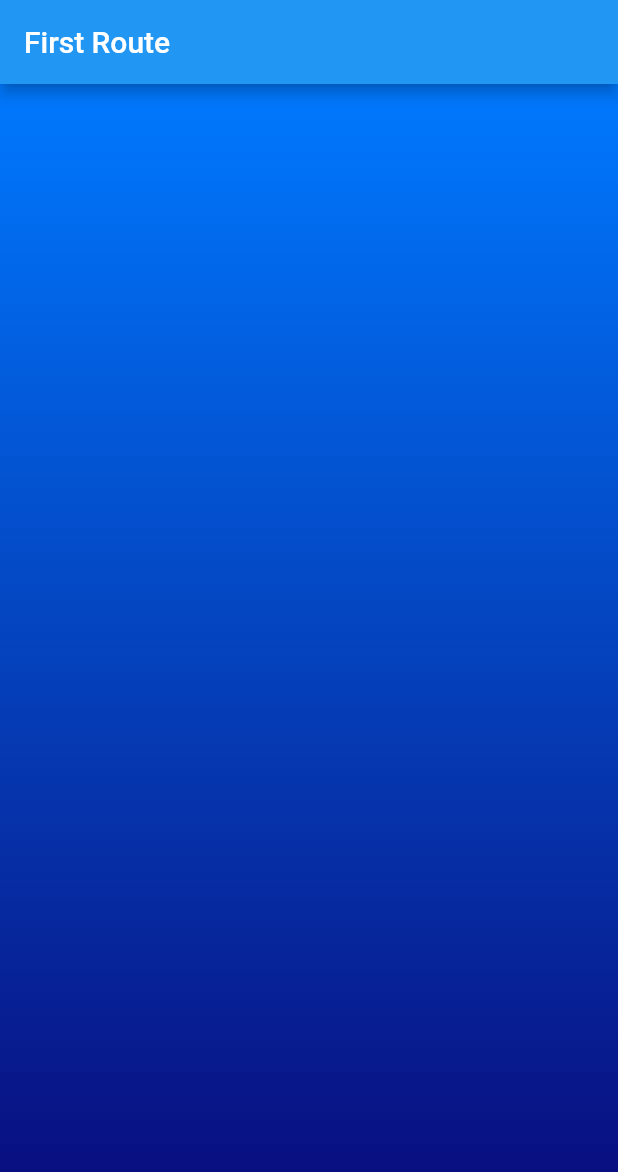
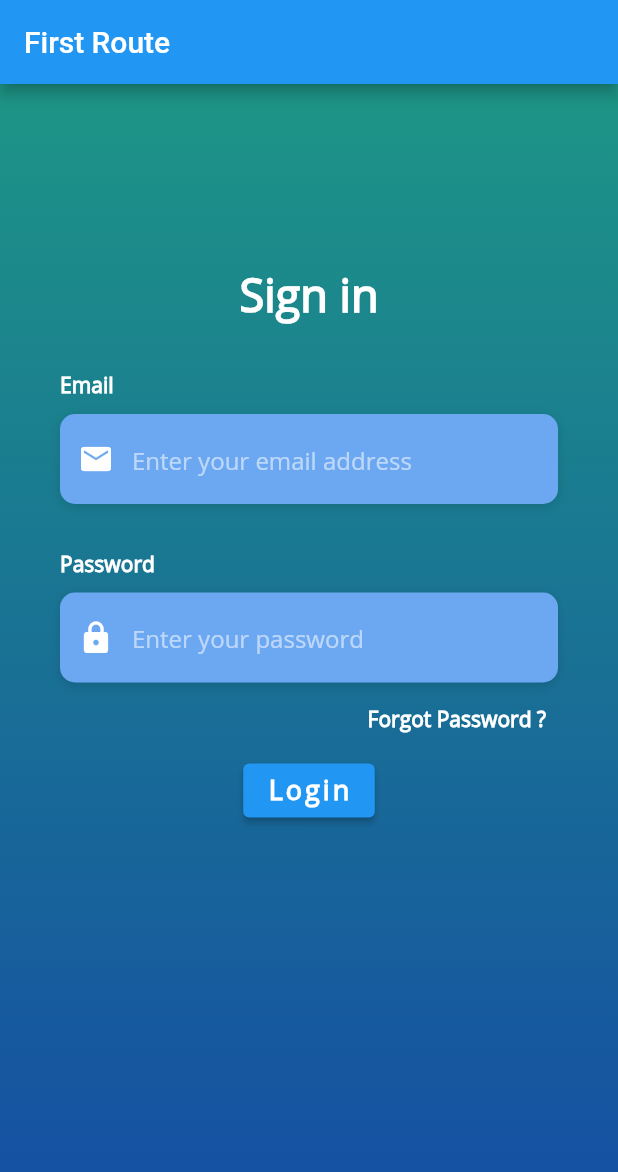
Before and after one commit to Pierre-ZACHARY/projet_flutter, a Flutter app: the screen it shows after launch, on a phone screen of 412 x 824 dp. Shown: the top 1172 px of the screen. Run offline on Flutter 3.47's test engine with Material 2 defaults, Android fonts, the phone set to English and light mode, and no system bars; our stand-ins replace cloud_firestore, firebase_auth, firebase_core, flutter_riverpod; accounts and stored records are empty.

Commit message:
Entry et Buttons

```diff
--- a/lib/page/connexion.dart
+++ b/lib/page/connexion.dart
@@ -1,4 +1,5 @@
 import 'package:flutter/material.dart';
+import 'package:projet_flutter/utilities/constant.dart';
 
 class ConnexionPage extends StatefulWidget {
   const ConnexionPage(BuildContext context, {Key? key, required this.title}) : super(key: key);
@@ -9,6 +10,86 @@ class ConnexionPage extends StatefulWidget {
 
 class _ConnexionPageState extends State<ConnexionPage> {
 
+  Column makeEmailEntry(){
+    return Column(
+      crossAxisAlignment: CrossAxisAlignment.start,
+      children: <Widget>[
+        const Text(
+          "Email",
+          style: kLabelStyle,
+        ),
+        SizedBox(height: 10.0),
+        Container(
+          alignment: Alignment.centerLeft,
+          decoration: kBoxDecorationStyle,
+          height: 60.0,
+          child: const TextField(
+            keyboardType: TextInputType.emailAddress,
+            style: TextStyle(
+                color: Colors.white,
+                fontFamily: "OpenSans"),
+            decoration: InputDecoration(
+              border: InputBorder.none,
+              contentPadding: EdgeInsets.only(top: 14.0),
+              prefixIcon: Icon(
+                Icons.email,
+                color: Colors.white,
+              ),
+              hintText: "Enter your email address",
+              hintStyle: kHintTextStyle,
+            ),
+          ),
+        )
+      ],
+    );
+  }
+
+  Column makePasswordEntry(){
+    return Column(
+      crossAxisAlignment: CrossAxisAlignment.start,
+      children: <Widget>[
+        const Text(
+          "Password",
+          style: kLabelStyle,
+        ),
+        SizedBox(height: 10.0),
+        Container(
+          alignment: Alignment.centerLeft,
+          decoration: kBoxDecorationStyle,
+          height: 60.0,
+          child: const TextField(
+            obscureText: true,
+            style: TextStyle(
+                color: Colors.white,
+                fontFamily: "OpenSans"),
+            decoration: InputDecoration(
+              border: InputBorder.none,
+              contentPadding: EdgeInsets.only(top: 14.0),
+              prefixIcon: Icon(
+                Icons.lock,
+                color: Colors.white,
+              ),
+              hintText: "Enter your password",
+              hintStyle: kHintTextStyle,
+            ),
+          ),
+        )
+      ],
+    );
+  }
+
+  Container makePasswordForgotButton(){
+    return Container(
+      alignment: Alignment.centerRight,
+      child: TextButton(
+        onPressed: () => print("Forgot password pressed"),
+        child: const Text(
+          "Forgot Password ?",
+          style: kLabelStyle,
+        ),
+      ),
+    );
+  }
   @override
   Widget build(BuildContext context) {
     return Scaffold(
@@ -25,8 +106,8 @@ class _ConnexionPageState extends State<ConnexionPage> {
                 begin: Alignment.topCenter,
                 end: Alignment.bottomCenter,
                 colors: [
-                  Color(0xFF0079FF),
-                  Color(0xFF090979),
+                  Color(0xFF1d9586),
+                  Color(0xFF154da4),
                 ],
                 stops: [0, 1],
               )
@@ -34,15 +115,48 @@ class _ConnexionPageState extends State<ConnexionPage> {
           ),
           Container(
             height: double.infinity,
-            child: const SingleChildScrollView(
-              physics: AlwaysScrollableScrollPhysics(),
-              padding: EdgeInsets.symmetric(
+            child: SingleChildScrollView(
+              physics: const AlwaysScrollableScrollPhysics(),
+              padding: const EdgeInsets.symmetric(
                 horizontal: 40.0,
                 vertical: 120.0,
               ),
+              child: Column(
+                mainAxisAlignment: MainAxisAlignment.center,
+                children: <Widget>[
+                  const Text(
+                    "Sign in",
+                    style: TextStyle(
+                      color: Colors.white,
+                      fontFamily: "OpenSans",
+                      fontSize: 30.0,
+                      fontWeight: FontWeight.bold,
+                    ),
+                  ),
+                  const SizedBox(height: 30.0),
+                  makeEmailEntry(),
+                  const SizedBox(height: 30.0),
+                  makePasswordEntry(),
+                  makePasswordForgotButton(),
+                  Container(
+                    child: ElevatedButton(
+                      onPressed: () => print("Do nothing"),
+                      child: const Text(
+                        "Login",
+                        style: TextStyle(
+                          color: Colors.white,
+                          letterSpacing: 2.0,
+                          fontSize: 18.0,
+                          fontWeight: FontWeight.bold,
+                          fontFamily: "OpenSans"
+                        ),
+                      ),
+                    )
+                  )
+                ],
+              )
             ),
           )
-
         ],
       ),
     );
--- /dev/null
+++ b/lib/utilities/constant.dart
@@ -0,0 +1,24 @@
+import 'package:flutter/material.dart';
+
+const kHintTextStyle = TextStyle(
+  color: Colors.white54,
+  fontFamily: 'OpenSans',
+);
+
+const kLabelStyle = TextStyle(
+  color: Colors.white,
+  fontWeight: FontWeight.bold,
+  fontFamily: 'OpenSans',
+);
+
+final kBoxDecorationStyle = BoxDecoration(
+  color: const Color(0xFF6CA8F1),
+  borderRadius: BorderRadius.circular(10.0),
+  boxShadow: const [
+    BoxShadow(
+      color: Colors.black12,
+      blurRadius: 6.0,
+      offset: Offset(0, 2),
+    ),
+  ],
+);
--- a/pubspec.yaml
+++ b/pubspec.yaml
@@ -63,6 +63,10 @@ flutter:
   # the material Icons class.
   uses-material-design: true
 
+  fonts:
+    - family: OpenSans
+      fonts:
+        - asset: assets/fonts/OpenSans.ttf
   # To add assets to your application, add an assets section, like this:
   # assets:
   #   - images/a_dot_burr.jpeg
```
Also changed, not shown: assets/fonts/OpenSans.ttf (added).
